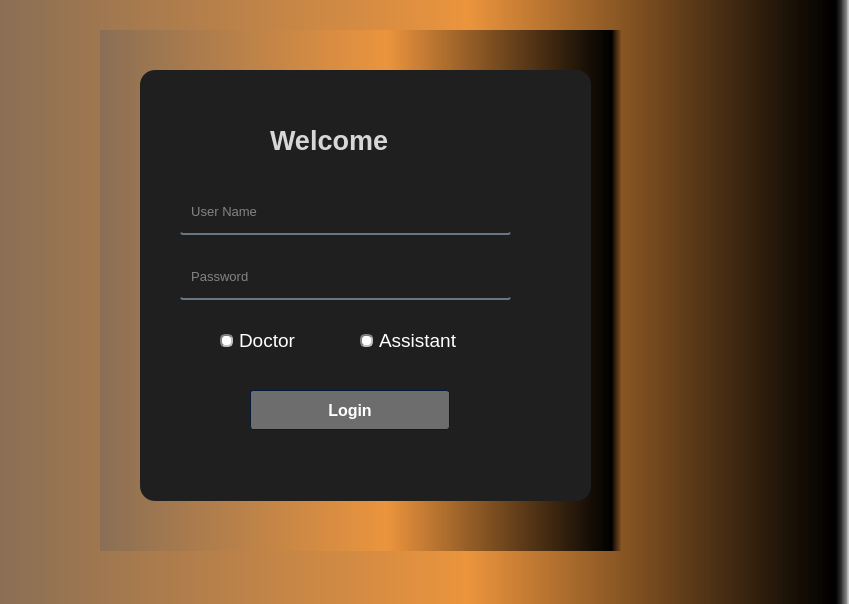
momen-sayed0/Graduation-Project, file Desktop-app/login.ui: the form before one commit.
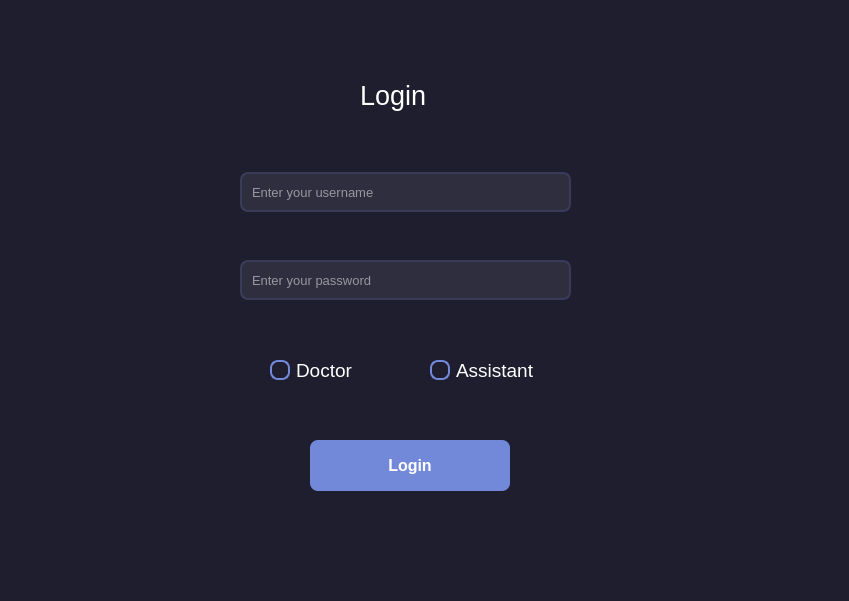
The form after the commit. Icons and pictures are not drawn.

```diff
--- a/Desktop-app/login.ui
+++ b/Desktop-app/login.ui
@@ -7,11 +7,12 @@
     <x>0</x>
     <y>0</y>
     <width>849</width>
-    <height>604</height>
+    <height>601</height>
    </rect>
   </property>
   <property name="font">
    <font>
+    <family>Segoe UI</family>
     <pointsize>14</pointsize>
    </font>
   </property>
@@ -19,1320 +20,165 @@
    <string>Hospital Management</string>
   </property>
   <property name="styleSheet">
-   <string notr="true">QWidget
-{
-	color: #ffffff;
-	border-color: #051a39;
-	background-color: qlineargradient(spread:pad, x1:0, y1:0, x2:1, y2:0, stop:0 rgba(138, 111, 85, 255), stop:0.55 rgba(235, 148, 61, 255), stop:0.98 rgba(0, 0, 0, 255), stop:1 rgba(0, 0, 0, 0));
+   <string notr="true">QWidget {
+    background-color: #1E1E2E;
+    color: #FFFFFF;
+    font-family: 'Segoe UI', sans-serif;
+}
 
+/* تحسينات لحقل الإدخال */
+QLineEdit {
+    background-color: #2E2E3E;
+    border: 2px solid #3A3A5A;
+    border-radius: 8px;
+    padding: 8px;
+    color: #FFFFFF;
+    selection-background-color: #5A5A8E;
 }
 
 
-/*-----QLabel-----*/
-QLabel
-{
-	background-color: transparent;
-	color: #ffffff;
-
+/* تحسينات للأزرار */
+QPushButton {
+    background-color: #7289DA;
+    border-radius: 8px;
+    padding: 10px;
+    color: #FFFFFF;
+    font-weight: bold;
 }
 
-
-QLabel::disabled
-{
-	background-color: transparent;
-	color: #656565;
-
+QPushButton:hover {
+    background-color: #5A6DBA;
 }
 
-
-/*-----QMenuBar-----*/
-QMenuBar
-{
-	background-color: #0a0a0a;
-	color: #ffffff;
-	border-color: #051a39;
-
+QPushButton:pressed {
+    background-color: #404E8E;
 }
 
-
-QMenuBar::disabled
-{
-	background-color: #404040;
-	color: #656565;
-	border-color: #051a39;
-
+/* تحسينات لأزرار الاختيار */
+QRadioButton {
+    color: #FFFFFF;
 }
 
-
-QMenuBar::item
-{
+QRadioButton::indicator {
+    width: 16px;
+    height: 16px;
+    border-radius: 8px;
+    border: 2px solid #7289DA;
     background-color: transparent;
-
 }
 
-
-QMenuBar::item:selected
-{
-    background-color: #607cff;
-    border: 1px solid #41cd52;
-
+QRadioButton::indicator:checked {
+    background-color: #7289DA;
 }
 
-
-QMenuBar::item:pressed
-{
-    background-color: #4969ff;
-    border: 1px solid #000;
-    margin-bottom: -1px;
-    padding-bottom: 1px;
-
+/* تحسينات لعنصر التسمية */
+QLabel {
+    color: #FFFFFF;
 }
 
-
-/*-----QMenu-----*/
-QMenu
-{
-    background-color: #121212;
-    border: 1px solid;
-    color: #ffffff;
-
+QLabel#error {
+    color: #FF5C5C;
 }
-
-
-QMenu::separator
-{
-    height: 1px;
-    background-color: #6d8eff;
-    color: #ffffff;
-    padding-left: 4px;
-    margin-left: 10px;
-    margin-right: 5px;
-
-}
-
-
-QMenu::item
-{
-    min-width : 150px;
-    padding: 3px 20px 3px 20px;
-
-}
-
-
-QMenu::item:selected
-{
-    background-color: #4969ff;
-    color: #ffffff;
-
-}
-
-
-QMenu::item:disabled
-{
-    color: #262626;
-}
-
-
-/*-----QToolTip-----*/
-QToolTip
-{
-	border : 1px solid #000000;
-	background-color: #26264f;
-	color: #ffffff;
-	border-color: #051a39;
-
-}
-
-
-/*-----QPushButton-----*/
-QPushButton
-{
-	background-color: #607cff;
-	color: #ffffff;
-	border-style: solid;
-	border-width: 1px;
-	border-radius: 3px;
-	border-color: #051a39;
-	padding: 5px;
-
-}
-
-
-QPushButton::disabled
-{
-	background-color: #404040;
-	color: #656565;
-	border-color: #051a39;
-
-}
-
-
-QPushButton::hover
-{
-	background-color: #8399ff;
-	color: #ffffff;
-	border-style: solid;
-	border-width: 1px;
-	border-radius: 3px;
-	border-color: #051a39;
-	padding: 5px;
-
-}
-
-
-QPushButton::pressed
-{
-	background-color: #4969ff;
-	color: #ffffff;
-	border-style: solid;
-	border-width: 1px;
-	border-radius: 3px;
-	border-color: #051a39;
-	padding: 5px;
-
-}
-
-
-/*-----QToolButton-----*/
-QToolButton
-{
-	background-color: #607cff;
-	color: #ffffff;
-	border-width: 1px;
-	border-radius: 3px;
-	border-color: #051a39;
-	padding: 3px;
-
-}
-
-
-QToolButton::disabled
-{
-	background-color: #404040;
-	color: #656565;
-	border-color: #051a39;
-
-}
-
-
-QToolButton::hover
-{
-	background-color: #8399ff;
-	color: #ffffff;
-	border-width: 1px;
-	border-radius: 3px;
-	border-color: #051a39;
-	padding: 3px;
-
-}
-
-
-QToolButton::pressed
-{
-	background-color: #4969ff;
-	color: #ffffff;
-	border-width: 1px;
-	border-radius: 3px;
-	border-color: #051a39;
-	padding: 3px;
-
-}
-
-
-/*-----QComboBox-----*/
-QComboBox
-{
-    background-color: #607cff;
-    border: 1px solid;
-    border-radius: 3px;
-    padding-left: 6px;
-    color: #ffffff;
-    height: 20px;
-
-}
-
-
-QComboBox::disabled
-{
-	background-color: #404040;
-	color: #656565;
-	border-color: #051a39;
-
-}
-
-
-QComboBox:hover
-{
-    background-color: #8399ff;
-
-}
-
-
-QComboBox:on
-{
-    background-color: #4969ff;
-
-}
-
-
-QComboBox QAbstractItemView
-{
-    background-color: #383838;
-    color: #ffffff;
-    border: 1px solid black;
-    selection-background-color: #4969ff;
-    selection-color: #ffffff;
-    outline: 0;
-
-}
-
-
-QComboBox::drop-down
-{
-    subcontrol-origin: padding;
-    subcontrol-position: top right;
-    width: 15px;
-    border-left-width: 0px;
-    border-left-color: darkgray;
-    border-left-style: solid; 
-    border-top-right-radius: 3px; 
-    border-bottom-right-radius: 3px;
-
-}
-
-
-QComboBox::down-arrow
-{
-    image: url(://arrow-down.png);
-    width: 8px;
-    height: 8px;
-}
-
-
-/*-----QSpinBox &amp; QDoubleSpinBox &amp; QDateTimeEdit-----*/
-QSpinBox, 
-QDoubleSpinBox,
-QDateTimeEdit
-{
-	background-color: #525251;
-	color: #ffffff;
-	border: 1px solid #051a39;
-	border-radius: 3px;
-	padding : 2px;
-
-}
-
-
-QSpinBox::disabled, 
-QDoubleSpinBox::disabled,
-QDateTimeEdit::disabled
-{
-	background-color: #404040;
-	color: #656565;
-	border-color: #051a39;
-
-}
-
-
-QSpinBox:hover, 
-QDoubleSpinBox::hover,
-QDateTimeEdit::hover
-{
-    background-color: #626262;
-    border: 1px solid #607cff;
-    color:  #fff;
-    padding: 2px
-
-}
-
-
-QSpinBox::up-button, QSpinBox::down-button,
-QDoubleSpinBox::up-button, QDoubleSpinBox::down-button,
-QDateTimeEdit::up-button, QDateTimeEdit::down-button
-{
-    background-color: #607cff;
-	border-radius: 2px;
-
-}
-
-
-QSpinBox::disabled, 
-QDoubleSpinBox::disabled,
-QDateTimeEdit::disabled
-{
-	background-color: #404040;
-	color: #656565;
-	border-color: #051a39;
-
-}
-
-
-QSpinBox::up-button:hover, QSpinBox::down-button:hover,
-QDoubleSpinBox::up-button:hover, QDoubleSpinBox::down-button:hover,
-QDateTimeEdit::up-button:hover, QDateTimeEdit::down-button:hover
-{
-    background-color: #8399ff;
-    border: 1px solid #8399ff;
-
-}
-
-
-QSpinBox::up-button:disabled, QSpinBox::down-button:disabled,
-QDoubleSpinBox::up-button:disabled, QDoubleSpinBox::down-button:disabled,
-QDateTimeEdit::up-button:disabled, QDateTimeEdit::down-button:disabled
-{
-	background-color: #404040;
-	color: #656565;
-	border-color: #051a39;
-
-}
-
-
-QSpinBox::up-button:pressed, QSpinBox::down-button:pressed,
-QDoubleSpinBox::up-button:pressed, QDoubleSpinBox::down-button::pressed,
-QDateTimeEdit::up-button:pressed, QDateTimeEdit::down-button::pressed
-{
-    background-color: #4969ff;
-    border: 1px solid #4969ff;
-
-}
-
-
-QSpinBox::down-arrow,
-QDoubleSpinBox::down-arrow,
-QDateTimeEdit::down-arrow
-{
-    image: url(://arrow-down.png);
-    width: 7px;
-
-}
-
-
-QSpinBox::up-arrow,
-QDoubleSpinBox::up-arrow,
-QDateTimeEdit::up-arrow
-{
-    image: url(://arrow-up.png);
-    width: 7px;
-
-}
-
-
-/*-----QLineEdit-----*/
-QLineEdit
-{
-	background-color: #525251;
-	color: #ffffff;
-	border-width: 1px;
-	border-radius: 3px;
-	border-color: #051a39;
-	padding: 2px;
-
-}
-
-
-QLineEdit::disabled
-{
-	background-color: #404040;
-	color: #656565;
-	border-width: 1px;
-	border-radius: 3px;
-	border-color: #051a39;
-	padding: 2px;
-
-}
-
-
-/*-----QTextEdit-----*/
-QTextEdit
-{
-	background-color: #ffffff;
-	color: #010201;
-	border-color: #051a39;
-
-}
-
-
-QTextEdit::disabled
-{
-	background-color: #404040;
-	color: #656565;
-	border-color: #051a39;
-
-}
-
-
-/*-----QGroupBox-----*/
-QGroupBox 
-{
-    border: 1px solid;
-    border-color: #607cff;
-    margin-top: 22px;
-
-}
-
-
-QGroupBox::title  
-{
-    background-color: #607cff;
-    color: #ffffff;
-    subcontrol-origin: margin;
-    subcontrol-position: top left;
-    padding: 5px;
-	border-top-left-radius: 3px;
-	border-top-right-radius: 3px;
-
-}
-
-
-QGroupBox::title::disabled
-{
-	background-color: #404040;
-	color: #656565;
-    subcontrol-origin: margin;
-    subcontrol-position: top left;
-    padding: 5px;
-	border-top-left-radius: 3px;
-	border-top-right-radius: 3px;
-
-}
-
-
-/*-----QCheckBox-----*/
-QCheckBox::indicator
-{
-    color: #b1b1b1;
-    background-color: #323232;
-    border: 1px solid #b1b1b1;
-    width: 12px;
-    height: 12px;
-
-}
-
-
-QCheckBox::indicator:checked
-{
-    image:url(://checkbox.png);
-    border: 1px solid #607cff;
-
-}
-
-
-QCheckBox::indicator:unchecked:hover
-{
-    border: 1px solid #607cff;
-
-}
-
-
-QCheckBox::disabled
-{
-	color: #656565;
-
-}
-
-
-QCheckBox::indicator:disabled
-{
-	background-color: #656565;
-	color: #656565;
-    border: 1px solid #656565;
-
-}
-
-
-/*-----QRadioButton-----*/
-QRadioButton::indicator::unchecked
-{ 
-	border: 2px inset gray; 
-	border-radius: 5px; 
-	background-color:  #fff;
-	width: 9px; 
-	height: 9px; 
-
-}
-
-
-QRadioButton::indicator::unchecked:hover
-{ 
-	border: 2px solid #607cff; 
-	border-radius: 5px; 
-	background-color:  #fff;
-	width: 9px; 
-	height: 9px; 
-
-}
-
-
-QRadioButton::indicator::checked
-{ 
-	border: 2px inset darkgray; 
-	border-radius: 5px; 
-	background-color: #4969ff; 
-	width: 9px; 
-	height: 9px; 
-
-}
-
-
-QRadioButton::disabled
-{
-	color: #656565;
-
-}
-
-
-QRadioButton::indicator:disabled
-{
-	background-color: #656565;
-	color: #656565;
-    border: 2px solid #656565;
-
-}
-
-
-/*-----QTableView &amp; QTableWidget-----*/
-QTableView
-{
-    background-color: #242526;
-    border: 1px solid #32414B;
-    color: #f0f0f0;
-    gridline-color: #8faaff;
-    outline : 0;
-
-}
-
-
-QTableView::disabled
-{
-    background-color: #242526;
-    border: 1px solid #32414B;
-    color: #656565;
-    gridline-color: #656565;
-    outline : 0;
-
-}
-
-
-QTableView::item:hover 
-{
-    background-color: #26264f;
-    color: #f0f0f0;
-
-}
-
-
-QTableView::item:selected 
-{
-    background-color: #1a1b1c;
-    border: 2px solid #4969ff;
-    color: #F0F0F0;
-
-}
-
-
-QTableView::item:selected:disabled
-{
-    background-color: #1a1b1c;
-    border: 2px solid #525251;
-    color: #656565;
-
-}
-
-
-QTableCornerButton::section
-{
-    background-color: #505050;
-    color: #fff;
-
-}
-
-
-QHeaderView::section
-{
-    background-color: #525251;
-    color: #fff;
-    text-align: left;
-	padding: 4px;
-	
-}
-
-
-QHeaderView::section:disabled
-{
-    background-color: #525251;
-    color: #656565;
-
-}
-
-
-QHeaderView::section:checked
-{
-    color: #fff;
-    background-color: #4969ff;
-
-}
-
-
-QHeaderView::section:checked:disabled
-{
-    color: #656565;
-    background-color: #525251;
-
-}
-
-
-QHeaderView::section::vertical::first,
-QHeaderView::section::vertical::only-one
-{
-    border-top: 1px solid #353635;
-
-}
-
-
-QHeaderView::section::vertical
-{
-    border-top: 1px solid #353635;
-
-}
-
-
-QHeaderView::section::horizontal::first,
-QHeaderView::section::horizontal::only-one
-{
-    border-left: 1px solid #353635;
-
-}
-
-
-QHeaderView::section::horizontal
-{
-    border-left: 1px solid #353635;
-
-}
-
-
-/*-----QTabWidget-----*/
-QTabBar::tab
-{
-	background-color: #262626;
-	color: #ffffff;
-	border-style: solid;
-	border-width: 1px;
-	border-top-left-radius: 3px;
-	border-top-right-radius: 3px;
-	border-color: #051a39;
-	padding: 5px;
-
-}
-
-
-QTabBar::tab:disabled
-{
-	background-color: #656565;
-	color: #656565;
-
-}
-
-
-QTabWidget::pane 
-{
-	background-color: #262626;
-	color: #ffffff;
-    border: 1px solid;
-    border-color: #607cff;
-
-}
-
-
-QTabBar::tab:selected
-{
-    background-color: #607cff;
-	color: #ffffff;
-	border-style: solid;
-	border-width: 1px;
-	border-top-left-radius: 3px;
-	border-top-right-radius: 3px;
-	border-color: #051a39;
-	padding: 5px;
-
-}
-
-
-QTabBar::tab:selected:disabled
-{
-	background-color: #404040;
-	color: #656565;
-
-}
-
-
-QTabBar::tab:!selected 
-{
-    background-color: #262626;
-
-}
-
-
-QTabBar::tab:!selected:hover 
-{
-    background-color: #8399ff;
-
-}
-
-
-QTabBar::tab:top:!selected 
-{
-    margin-top: 3px;
-
-}
-
-
-QTabBar::tab:bottom:!selected 
-{
-    margin-bottom: 3px;
-
-}
-
-
-QTabBar::tab:top, QTabBar::tab:bottom 
-{
-    min-width: 8ex;
-    margin-right: -1px;
-    padding: 5px 10px 5px 10px;
-
-}
-
-
-QTabBar::tab:top:selected 
-{
-    border-bottom-color: none;
-
-}
-
-
-QTabBar::tab:bottom:selected 
-{
-    border-top-color: none;
-
-}
-
-
-QTabBar::tab:top:last, QTabBar::tab:bottom:last,
-QTabBar::tab:top:only-one, QTabBar::tab:bottom:only-one 
-{
-    margin-right: 0;
-
-}
-
-
-QTabBar::tab:left:!selected 
-{
-    margin-right: 3px;
-
-}
-
-
-QTabBar::tab:right:!selected
-{
-    margin-left: 3px;
-
-}
-
-
-QTabBar::tab:left, QTabBar::tab:right 
-{
-    min-height: 8ex;
-    margin-bottom: -1px;
-    padding: 10px 5px 10px 5px;
-
-}
-
-
-QTabBar::tab:left:selected 
-{
-    border-left-color: none;
-
-}
-
-
-QTabBar::tab:right:selected 
-{
-    border-right-color: none;
-
-}
-
-
-QTabBar::tab:left:last, QTabBar::tab:right:last,
-QTabBar::tab:left:only-one, QTabBar::tab:right:only-one 
-{
-    margin-bottom: 0;
-
-}
-
-
-/*-----QSlider-----*/
-QSlider::groove:horizontal 
-{
-	background-color: transparent;
-	height: 5px;
-
-}
-
-
-QSlider::sub-page:horizontal 
-{
-	background-color: #607cff;
-
-}
-
-
-QSlider::add-page:horizontal 
-{
-	background-color: #666765;
-
-}
-
-
-QSlider::handle:horizontal 
-{
-	background-color: #607cff;
-	width: 14px;
-	margin-top: -6px;
-	margin-bottom: -6px;
-	border-radius: 3px;
-
-}
-
-
-QSlider::handle:horizontal:hover 
-{
-	background-color: #607cff;
-	border-radius: 3px;
-
-}
-
-
-QSlider::sub-page:horizontal:disabled 
-{
-	background-color: #bbb;
-	border-color: #999;
-
-}
-
-
-QSlider::add-page:horizontal:disabled 
-{
-	background-color: #eee;
-	border-color: #999;
-
-}
-
-
-QSlider::handle:horizontal:disabled 
-{
-	background-color: #eee;
-	border: 1px solid #aaa;
-	border-radius: 3px;
-
-}
-
-
-QSlider::groove:vertical 
-{
-	background-color: transparent;
-	width: 5px;
-
-}
-
-
-QSlider::sub-page:vertical 
-{
-	background-color: #607cff;
-
-}
-
-
-QSlider::add-page:vertical 
-{
-	background-color: #666765;
-
-}
-
-
-QSlider::handle:vertical 
-{
-	background-color: #607cff;
-	height: 14px;
-	margin-left: -6px;
-	margin-right: -6px;
-	border-radius: 3px;
-
-}
-
-
-QSlider::handle:vertical:hover 
-{
-	background-color: #607cff;
-	border-radius: 3px;
-
-}
-
-
-QSlider::sub-page:vertical:disabled 
-{
-	background-color: #bbb;
-	border-color: #999;
-
-}
-
-
-QSlider::add-page:vertical:disabled 
-{
-	background-color: #eee;
-	border-color: #999;
-
-}
-
-
-QSlider::handle:vertical:disabled 
-{
-	background-color: #eee;
-	border: 1px solid #aaa;
-	border-radius: 3px;
-
-}
-
-
-/*-----QDial-----*/
-QDial
-{
-	background-color: #607cff;
-
-}
-
-
-QDial::disabled
-{
-	background-color: #404040;
-
-}
-
-
-/*-----QScrollBar-----*/
-QScrollBar:horizontal
-{
-    border: 1px solid #222222;
-    background-color: #3d3d3d;
-    height: 13px;
-    margin: 0px 16px 0 16px;
-
-}
-
-
-QScrollBar::handle:horizontal
-{
-    background: #607cff;
-    min-height: 20px;
-
-}
-
-
-QScrollBar::add-line:horizontal
-{
-    border: 1px solid #1b1b19;
-    background-color: #607cff;
-    width: 14px;
-    subcontrol-position: right;
-    subcontrol-origin: margin;
-
-}
-
-
-QScrollBar::sub-line:horizontal
-{
-    border: 1px solid #1b1b19;
-    background-color: #607cff;
-    width: 14px;
-    subcontrol-position: left;
-    subcontrol-origin: margin;
-
-}
-
-
-QScrollBar::right-arrow:horizontal
-{
-    image: url(://arrow-right.png);
-    width: 6px;
-    height: 6px;
-
-}
-
-
-QScrollBar::left-arrow:horizontal
-{
-    image: url(://arrow-left.png);
-    width: 6px;
-    height: 6px;
-
-}
-
-
-QScrollBar::add-page:horizontal, QScrollBar::sub-page:horizontal
-{
-    background: none;
-
-}
-
-
-QScrollBar:vertical
-{
-    background-color: #3d3d3d;
-    width: 13px;
-    margin: 16px 0 16px 0;
-    border: 1px solid #222222;
-
-}
-
-
-QScrollBar::handle:vertical
-{
-    background-color: #607cff;
-    min-height: 20px;
-
-}
-
-
-QScrollBar::add-line:vertical
-{
-    border: 1px solid #1b1b19;
-    background-color: #607cff;
-    height: 14px;
-    subcontrol-position: bottom;
-    subcontrol-origin: margin;
-
-}
-
-
-QScrollBar::sub-line:vertical
-{
-    border: 1px solid #1b1b19;
-    background-color: #607cff;
-    height: 14px;
-    subcontrol-position: top;
-    subcontrol-origin: margin;
-
-}
-
-
-QScrollBar::up-arrow:vertical
-{
-    image: url(://arrow-up.png);
-    width: 6px;
-    height: 6px;
-
-}
-
-
-QScrollBar::down-arrow:vertical
-{
-    image: url(://arrow-down.png);
-    width: 6px;
-    height: 6px;
-
-}
-
-
-QScrollBar::add-page:vertical, QScrollBar::sub-page:vertical
-{
-    background: none;
-
-}
-
-
-/*-----QProgressBar-----*/
-QProgressBar
-{
-	background-color: #383838;
-	color: #ffffff;
-	border: 1px solid #607cff;
-	border-radius: 3px;
-	text-align: center;
-
-}
-
-
-QProgressBar::chunk {
-	background-color: #607cff;
-	color: #fff;
-
-}
-
-
-QProgressBar::chunk:disabled {
-	background-color: #656565;
-	border: 1px solid #aaa;
-	color: #656565;
-}
-
-
-/*-----QStatusBar-----*/
-QStatusBar
-{
-	background-color: #0a0a0a;
-	color: #ffffff;
-	border-color: #051a39;
-
-}
-
-
 </string>
   </property>
   <widget class="QWidget" name="widget" native="true">
    <property name="geometry">
     <rect>
-     <x>100</x>
-     <y>30</y>
+     <x>160</x>
+     <y>20</y>
      <width>521</width>
      <height>521</height>
     </rect>
    </property>
+   <property name="font">
+    <font>
+     <family>Segoe UI</family>
+    </font>
+   </property>
    <property name="styleSheet">
     <string notr="true"/>
    </property>
-   <widget class="QLabel" name="label">
-    <property name="geometry">
-     <rect>
-      <x>30</x>
-      <y>30</y>
-      <width>471</width>
-      <height>451</height>
-     </rect>
-    </property>
-    <property name="font">
-     <font>
-      <pointsize>8</pointsize>
-     </font>
-    </property>
-    <property name="styleSheet">
-     <string notr="true"/>
-    </property>
-    <property name="text">
-     <string/>
-    </property>
-   </widget>
-   <widget class="QLabel" name="label_3">
-    <property name="geometry">
-     <rect>
-      <x>40</x>
-      <y>40</y>
-      <width>451</width>
-      <height>431</height>
-     </rect>
-    </property>
-    <property name="styleSheet">
-     <string notr="true">background-color: rgb(31, 31, 31);
-border-radius:15px;
-</string>
-    </property>
-    <property name="text">
-     <string/>
-    </property>
-   </widget>
-   <widget class="QLabel" name="label_4">
-    <property name="geometry">
-     <rect>
-      <x>170</x>
-      <y>90</y>
-      <width>171</width>
-      <height>41</height>
-     </rect>
-    </property>
-    <property name="font">
-     <font>
-      <pointsize>20</pointsize>
-      <weight>75</weight>
-      <bold>true</bold>
-     </font>
-    </property>
-    <property name="styleSheet">
-     <string notr="true">color:rgba(255, 255, 255, 210);</string>
-    </property>
-    <property name="text">
-     <string>Welcome</string>
-    </property>
-   </widget>
    <widget class="QLineEdit" name="lineEdit_username">
     <property name="geometry">
      <rect>
       <x>80</x>
-      <y>165</y>
+      <y>152</y>
       <width>331</width>
       <height>40</height>
      </rect>
     </property>
     <property name="font">
      <font>
+      <family>Segoe UI</family>
       <pointsize>10</pointsize>
      </font>
     </property>
     <property name="styleSheet">
-     <string notr="true">background-color:rgba(0, 0, 0, 0);
-border:none;
-border-bottom:2px solid rgba(105, 118, 132, 255);
-color:rgba(255, 255, 255, 230);
-padding-bottom:7px;</string>
+     <string notr="true"/>
+    </property>
+    <property name="maxLength">
+     <number>27</number>
+    </property>
+    <property name="frame">
+     <bool>false</bool>
     </property>
     <property name="placeholderText">
-     <string>  User Name</string>
+     <string>Enter your username</string>
     </property>
    </widget>
    <widget class="QLineEdit" name="lineEdit_password">
     <property name="geometry">
      <rect>
       <x>80</x>
-      <y>230</y>
+      <y>240</y>
       <width>331</width>
       <height>40</height>
      </rect>
     </property>
     <property name="font">
      <font>
+      <family>Segoe UI</family>
       <pointsize>10</pointsize>
      </font>
     </property>
     <property name="styleSheet">
-     <string notr="true">background-color:rgba(0, 0, 0, 0);
-border:none;
-border-bottom:2px solid rgba(105, 118, 132, 255);
-color:rgba(255, 255, 255, 230);
-padding-bottom:7px;</string>
+     <string notr="true"/>
+    </property>
+    <property name="maxLength">
+     <number>27</number>
+    </property>
+    <property name="frame">
+     <bool>false</bool>
     </property>
     <property name="echoMode">
      <enum>QLineEdit::Password</enum>
     </property>
+    <property name="readOnly">
+     <bool>false</bool>
+    </property>
     <property name="placeholderText">
-     <string>  Password</string>
+     <string>Enter your password</string>
     </property>
    </widget>
    <widget class="QPushButton" name="pushButton_login">
     <property name="geometry">
      <rect>
       <x>150</x>
-      <y>360</y>
+      <y>420</y>
       <width>200</width>
-      <height>40</height>
+      <height>51</height>
      </rect>
     </property>
     <property name="font">
      <font>
+      <family>Segoe UI</family>
       <pointsize>12</pointsize>
       <weight>75</weight>
       <bold>true</bold>
      </font>
     </property>
     <property name="styleSheet">
-     <string notr="true">background-color: rgb(109, 109, 109);</string>
+     <string notr="true"/>
     </property>
     <property name="text">
      <string>Login</string>
@@ -1347,20 +193,20 @@
    <widget class="QRadioButton" name="radioButton_doctor">
     <property name="geometry">
      <rect>
-      <x>120</x>
-      <y>300</y>
+      <x>110</x>
+      <y>340</y>
       <width>95</width>
       <height>20</height>
      </rect>
     </property>
     <property name="font">
      <font>
+      <family>Segoe UI</family>
       <pointsize>14</pointsize>
      </font>
     </property>
     <property name="styleSheet">
-     <string notr="true">background-color: rgb(31, 31, 31);
-</string>
+     <string notr="true"/>
     </property>
     <property name="text">
      <string>Doctor</string>
@@ -1369,25 +215,122 @@
    <widget class="QRadioButton" name="radioButton_assistant">
     <property name="geometry">
      <rect>
-      <x>260</x>
-      <y>300</y>
+      <x>270</x>
+      <y>340</y>
       <width>121</width>
       <height>20</height>
      </rect>
     </property>
     <property name="font">
      <font>
+      <family>Segoe UI</family>
       <pointsize>14</pointsize>
      </font>
     </property>
     <property name="styleSheet">
-     <string notr="true">background-color: rgb(31, 31, 31);
+     <string notr="true">
 </string>
     </property>
     <property name="text">
      <string>Assistant</string>
     </property>
    </widget>
+   <widget class="QLabel" name="label_usernameError">
+    <property name="geometry">
+     <rect>
+      <x>80</x>
+      <y>195</y>
+      <width>331</width>
+      <height>21</height>
+     </rect>
+    </property>
+    <property name="font">
+     <font>
+      <family>Segoe UI</family>
+      <pointsize>10</pointsize>
+     </font>
+    </property>
+    <property name="styleSheet">
+     <string notr="true"/>
+    </property>
+    <property name="text">
+     <string/>
+    </property>
+   </widget>
+   <widget class="QLabel" name="label_passwordError">
+    <property name="geometry">
+     <rect>
+      <x>80</x>
+      <y>280</y>
+      <width>331</width>
+      <height>21</height>
+     </rect>
+    </property>
+    <property name="font">
+     <font>
+      <family>Segoe UI</family>
+      <pointsize>10</pointsize>
+     </font>
+    </property>
+    <property name="styleSheet">
+     <string notr="true"/>
+    </property>
+    <property name="text">
+     <string/>
+    </property>
+   </widget>
+   <widget class="QLabel" name="label">
+    <property name="geometry">
+     <rect>
+      <x>200</x>
+      <y>50</y>
+      <width>81</width>
+      <height>51</height>
+     </rect>
+    </property>
+    <property name="font">
+     <font>
+      <family>Segoe UI</family>
+      <pointsize>20</pointsize>
+     </font>
+    </property>
+    <property name="text">
+     <string>Login</string>
+    </property>
+   </widget>
+   <widget class="QPushButton" name="togglePasswordButton">
+    <property name="geometry">
+     <rect>
+      <x>370</x>
+      <y>250</y>
+      <width>31</width>
+      <height>21</height>
+     </rect>
+    </property>
+    <property name="font">
+     <font>
+      <family>Segoe UI</family>
+      <pointsize>1</pointsize>
+      <weight>75</weight>
+      <bold>true</bold>
+     </font>
+    </property>
+    <property name="styleSheet">
+     <string notr="true">border: none;
+background: transparent;
+</string>
+    </property>
+    <property name="text">
+     <string/>
+    </property>
+    <property name="icon">
+     <iconset>
+      <normaloff>Icons/eye_closed.png</normaloff>Icons/eye_closed.png</iconset>
+    </property>
+    <property name="flat">
+     <bool>true</bool>
+    </property>
+   </widget>
   </widget>
  </widget>
  <resources/>
```
Left out of the diff: 9 changed lines with no effect on the pictures.
